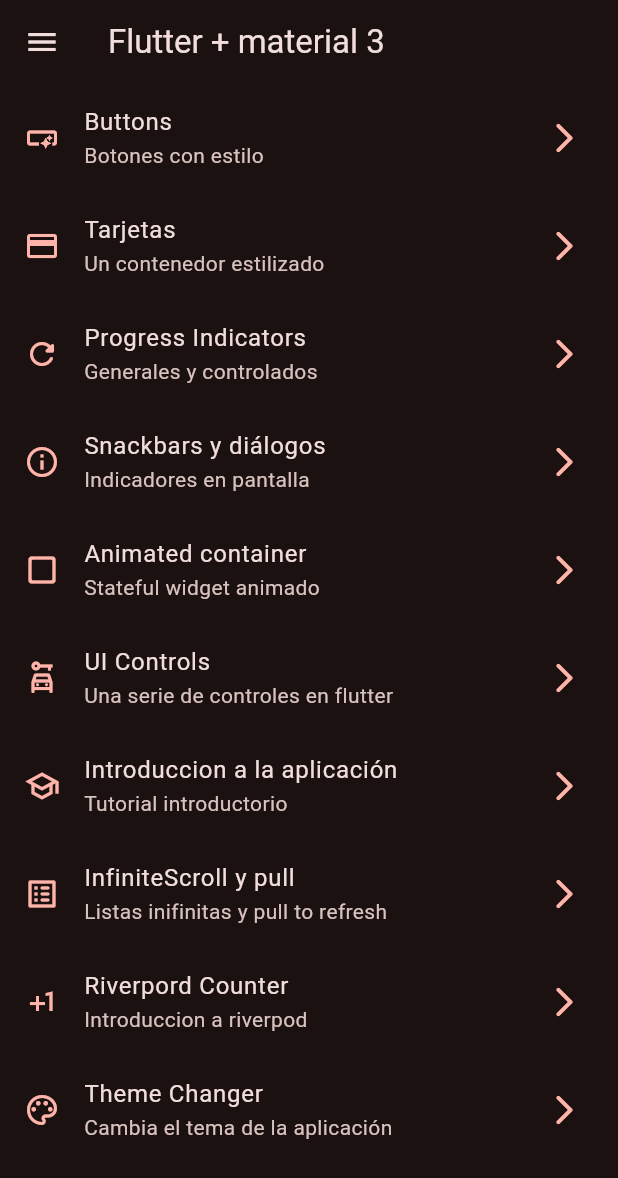
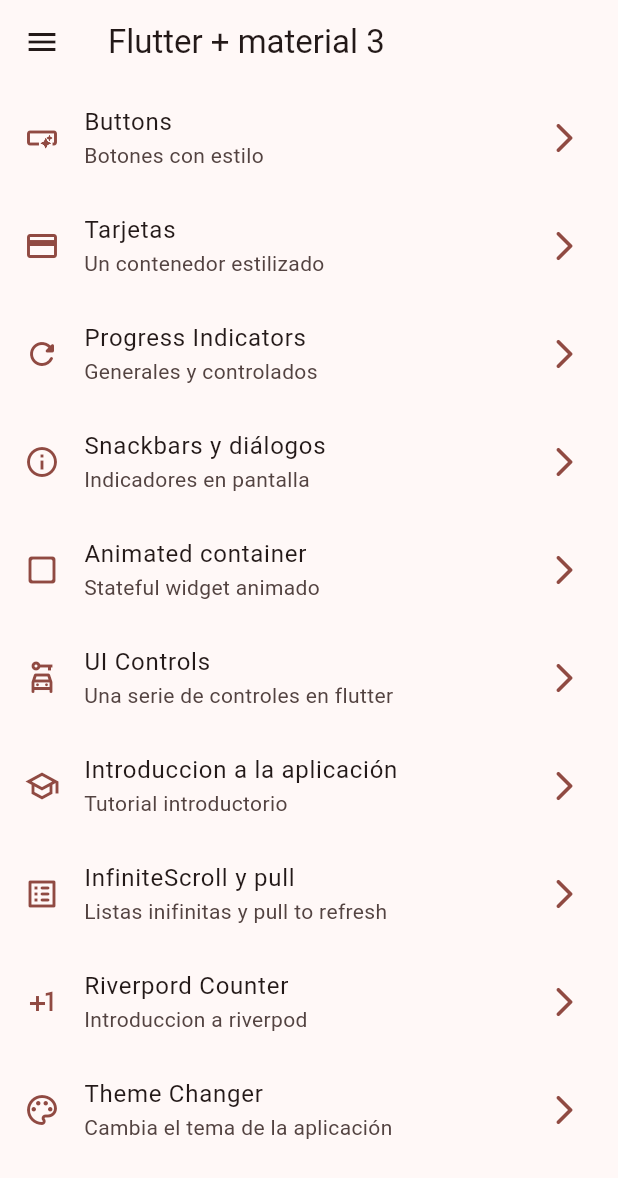
Before and after one commit to Deckgeld/widgets_app, a Flutter app: the screen it shows after launch, on a phone screen of 412 x 824 dp. Shown: the top 1178 px of the screen. Run offline on Flutter 3.47's test engine with Material 3 defaults, Android fonts, the phone set to English and light mode, and no system bars; our stand-ins replace animate_do, flutter_riverpod, go_router.

Commit message:
Themes with StateNotifierProvider finished

```diff
--- a/lib/config/theme/app_theme.dart
+++ b/lib/config/theme/app_theme.dart
@@ -12,7 +12,7 @@ class AppTheme {
   final bool isDarkMode;
   final int selectColor;
 
-  AppTheme({required this.selectColor, required this.isDarkMode})
+  AppTheme({this.selectColor = 0, this.isDarkMode = false})
       : assert(selectColor >= 0, 'Select color must be greater than 0'),
         assert(selectColor < colorList.length,
             'Select color must be less than ${colorList.length}');
@@ -22,4 +22,14 @@ class AppTheme {
       //useMaterial3: true,
       colorSchemeSeed: colorList[selectColor],
       appBarTheme: const AppBarTheme(centerTitle: false));
+
+  //Este metodo instancia una nueva clase AppTheme con los valores que se le pasen
+  //Ya que los parametros de ThemeData son finales y no se pueden cambiar
+  AppTheme copyWith({
+    int? selectColor,
+    bool? isDarkMode,
+    }) => AppTheme(
+      selectColor: selectColor ?? this.selectColor,
+      isDarkMode: isDarkMode ?? this.isDarkMode
+  );
 }
--- a/lib/main.dart
+++ b/lib/main.dart
@@ -19,14 +19,18 @@ class MainApp extends ConsumerWidget {
 
   @override
   Widget build(BuildContext context, WidgetRef ref) {
-    final isDarkMode = ref.watch(isDarkmodeProvider);
-    final selectColor = ref.watch(selectColorProvider);
+    // final isDarkMode = ref.watch(isDarkmodeProvider);
+    // final selectColor = ref.watch(selectColorProvider);
+
+    //appTheme es el estado actual del tema
+    final AppTheme appTheme = ref.watch(themeNotifierProvider);
 
     return MaterialApp.router(
       title: 'Flutter Widgets',
       routerConfig: appRouter,
       debugShowCheckedModeBanner: false,
-      theme: AppTheme(selectColor: selectColor, isDarkMode: isDarkMode).getTheme(),
+      //getTheme es un metodo de la clase AppTheme
+      theme: appTheme.getTheme(),
     );
   }
 }
--- a/lib/presentation/providers/theme_provider.dart
+++ b/lib/presentation/providers/theme_provider.dart
@@ -1,10 +1,34 @@
 import 'package:flutter_riverpod/flutter_riverpod.dart';
 import 'package:widgets_app/config/theme/app_theme.dart';
 
+//Provider es para valores inmutables
+//StateProvider es para valores mutables
+//StateNotifierProvider es para valores mutables con notificación de cambios
+
 //Un simple booleano
-final isDarkmodeProvider = StateProvider((ref) => true);
+// final isDarkmodeProvider = StateProvider((ref) => true);
+// final selectColorProvider = StateProvider((ref) => 0);
 
-final selectColorProvider = StateProvider((ref) => 0);
+//Listado de colores inmutables, son para que el usuario pueda seleccionar un color uno
+final colorListProvider = StateProvider((ref) => colorList);
 
-//Listado de colores inmutables
-final colorListProvider = Provider((ref) => colorList);
+
+//Provider que se encarga de controlar el estado del tema de la aplicación
+//<Controllador/notifier, estado>
+final themeNotifierProvider = StateNotifierProvider<ThemeNotifier, AppTheme>(
+  (ref) => ThemeNotifier()
+);
+
+// Esta clase es la que se encarga de controlar themeNotifierProvider
+class ThemeNotifier extends StateNotifier<AppTheme>{
+  //super es para llamar al constructor de la clase padre
+  ThemeNotifier(): super( AppTheme() );
+
+  //Metodos para cambiar el estado
+  void toggleDarkmode(){
+    state = state.copyWith(isDarkMode: !state.isDarkMode);
+  }
+  void changeColor(int index){
+    state = state.copyWith(selectColor: index);
+  }
+}
--- a/lib/presentation/screens/counter/counter_screen.dart
+++ b/lib/presentation/screens/counter/counter_screen.dart
@@ -11,7 +11,7 @@ class CounterScreen extends ConsumerWidget {
   //Agregar el parametro ref, para poder acceder a los providers
   Widget build(BuildContext context, WidgetRef ref) {
     final clickCounter = ref.watch(counterProvider);
-    final isDarkMode = ref.watch(isDarkmodeProvider);
+    final isDarkMode = ref.watch(themeNotifierProvider).isDarkMode;
 
 
     return Scaffold(
@@ -21,7 +21,7 @@ class CounterScreen extends ConsumerWidget {
             IconButton(
               icon: Icon(isDarkMode ? Icons.dark_mode_outlined : Icons.light_mode_outlined),
               onPressed: () {
-                ref.read(isDarkmodeProvider.notifier).state = !isDarkMode;
+                ref.read(themeNotifierProvider.notifier).toggleDarkmode();
               },
             )
           ],
```
Also changed, not shown: lib/presentation/screens/theme_changer/them_changer_screen.dart (+13 -4 lines).
